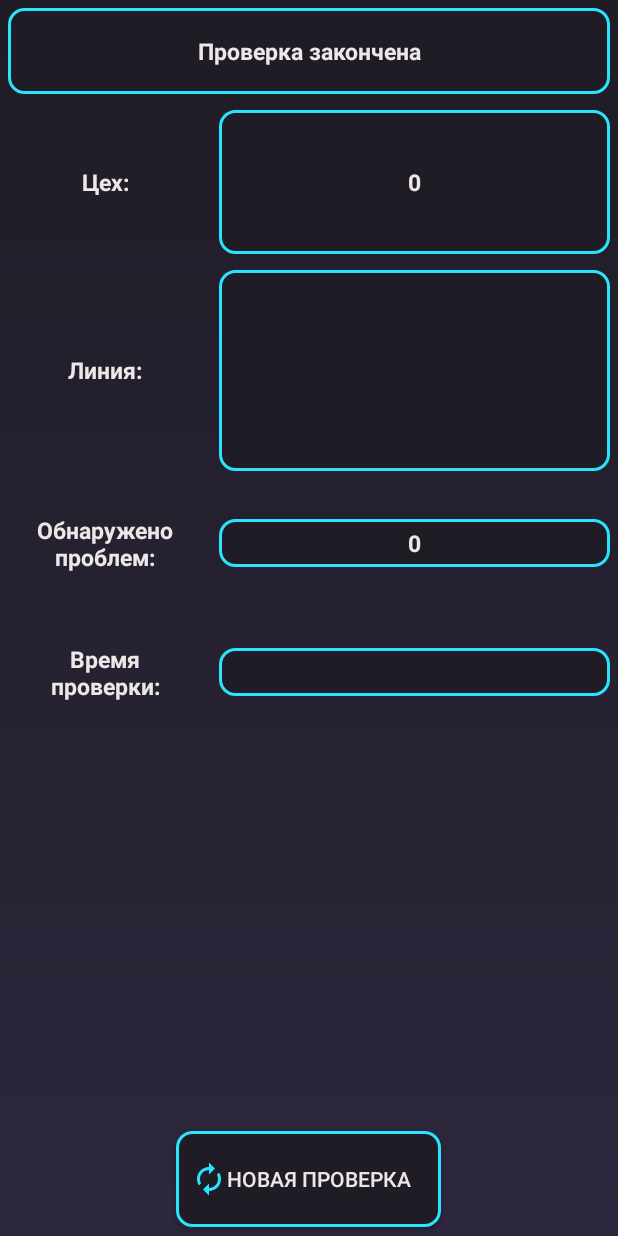
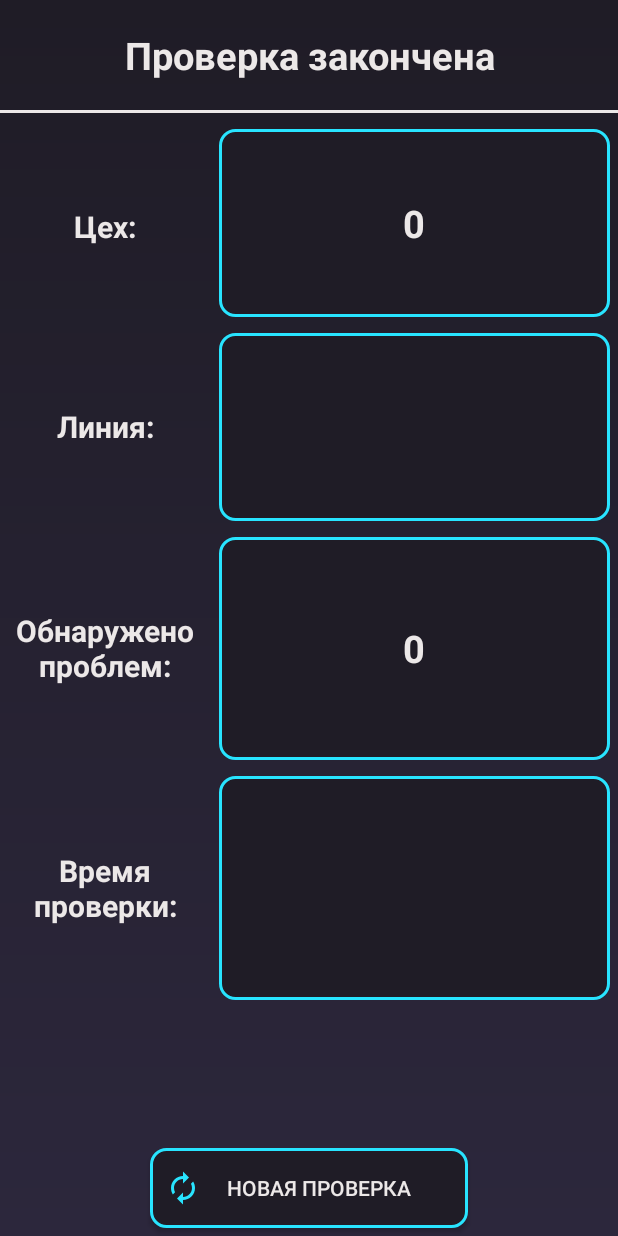
Before and after one commit to iamsardorbek/APS_Andon, an Android app: the QuestEndOfChecking screen opened directly, with no data from a screen before it, on a phone screen of 412 x 824 dp. Run offline under Robolectric (Android 15) with nearby library versions, the phone set to English and light mode, and no system bars; our stand-ins replace Firebase (no records; nobody signed in at launch, a user with empty details on screens opened directly); 5 statements that could not run were skipped.

Commit message:
- Revise end fixed

```diff
--- a/app/src/main/res/layout/quest_activity_end_of_checking.xml
+++ b/app/src/main/res/layout/quest_activity_end_of_checking.xml
@@ -24,14 +24,20 @@
             android:gravity="center"
             android:layout_margin="5dp"
             android:textStyle="bold"
-            android:textSize="15sp"
-            android:text="@string/endOfChecking"
-            android:background="@drawable/edit" />
+            android:textSize="25sp"
+            android:text="@string/endOfChecking" />
+
+        <View
+            android:layout_width="wrap_content"
+            android:layout_height="2dp"
+            android:layout_marginBottom="5dp"
+            android:background="@color/text"/>
+
 
         <LinearLayout
             android:layout_width="match_parent"
             android:layout_height="wrap_content"
-            android:layout_weight="0.5"
+            android:layout_weight="1"
             android:orientation="horizontal">
 
             <TextView
@@ -42,7 +48,7 @@
                 android:padding="5dp"
                 android:layout_margin="5dp"
                 android:textStyle="bold"
-                android:textSize="15sp"
+                android:textSize="20sp"
                 android:gravity="center"
                 android:text="@string/shop"
                 tools:ignore="NestedWeights" />
@@ -57,7 +63,7 @@
                 android:gravity="center"
                 android:layout_margin="5dp"
                 android:textStyle="bold"
-                android:textSize="15sp"
+                android:textSize="25sp"
                 android:background="@drawable/edit" />
 
         </LinearLayout>
@@ -65,7 +71,7 @@
         <LinearLayout
             android:layout_width="match_parent"
             android:layout_height="wrap_content"
-            android:layout_weight="0.8"
+            android:layout_weight="1"
             android:gravity="center"
             android:orientation="horizontal">
 
@@ -77,7 +83,7 @@
                 android:padding="5dp"
                 android:layout_margin="5dp"
                 android:textStyle="bold"
-                android:textSize="15sp"
+                android:textSize="20sp"
                 android:gravity="center"
                 android:text="@string/equipmentLine"
                 tools:ignore="NestedWeights" />
@@ -85,21 +91,22 @@
             <TextView
                 android:id="@+id/equipmentLine"
                 android:layout_width="0dp"
+                android:layout_height="match_parent"
+                android:layout_margin="5dp"
                 android:layout_weight="2"
-                android:layout_height="match_parent"
+                android:background="@drawable/edit"
+                android:gravity="center"
+                android:padding="5dp"
                 android:textColor="@color/text"
-                android:padding="5dp"
-                android:layout_margin="5dp"
-                android:background="@drawable/edit"
-                android:textStyle="bold"
-                android:textSize="15sp" />
+                android:textSize="15sp"
+                android:textStyle="bold" />
 
         </LinearLayout>
 
         <LinearLayout
             android:layout_width="match_parent"
             android:layout_height="wrap_content"
-            android:layout_weight="0.2"
+            android:layout_weight="1"
             android:gravity="center"
             android:orientation="horizontal">
 
@@ -111,7 +118,7 @@
                 android:padding="5dp"
                 android:layout_margin="5dp"
                 android:textStyle="bold"
-                android:textSize="15sp"
+                android:textSize="20sp"
                 android:gravity="center"
                 android:text="@string/numberOfProblems"
                 tools:ignore="NestedWeights" />
@@ -119,14 +126,14 @@
             <TextView
                 android:id="@+id/numberOfProblems"
                 android:layout_width="0dp"
-                android:layout_height="wrap_content"
+                android:layout_height="match_parent"
                 android:textColor="@color/text"
                 android:padding="5dp"
                 android:layout_weight="2"
                 android:gravity="center"
                 android:layout_margin="5dp"
                 android:textStyle="bold"
-                android:textSize="15sp"
+                android:textSize="25sp"
                 android:background="@drawable/edit" />
 
         </LinearLayout>
@@ -134,7 +141,7 @@
         <LinearLayout
             android:layout_width="match_parent"
             android:layout_height="wrap_content"
-            android:layout_weight="0.2"
+            android:layout_weight="1"
             android:gravity="center"
             android:orientation="horizontal">
 
@@ -146,7 +153,7 @@
                 android:padding="5dp"
                 android:layout_margin="5dp"
                 android:textStyle="bold"
-                android:textSize="15sp"
+                android:textSize="20sp"
                 android:gravity="center"
                 android:text="@string/checkingDuration"
                 tools:ignore="NestedWeights" />
@@ -155,13 +162,13 @@
                 android:id="@+id/checkingDuration"
                 android:layout_width="0dp"
                 android:layout_weight="2"
-                android:layout_height="wrap_content"
+                android:layout_height="match_parent"
                 android:textColor="@color/text"
                 android:padding="5dp"
                 android:gravity="center"
                 android:layout_margin="5dp"
                 android:textStyle="bold"
-                android:textSize="15sp"
+                android:textSize="25sp"
                 android:background="@drawable/edit" />
 
         </LinearLayout>
@@ -169,17 +176,17 @@
         <View
             android:layout_width="match_parent"
             android:layout_height="0dp"
-            android:layout_weight="2">
+            android:layout_weight="1">
 
         </View>
 
         <Button
             android:id="@+id/newChecking"
-            android:layout_width="wrap_content"
+            android:layout_width="match_parent"
             android:layout_height="0dp"
-            android:layout_margin="5sp"
-            android:layout_marginHorizontal="20dp"
-            android:layout_weight="0.5"
+            android:layout_marginVertical="5sp"
+            android:layout_marginHorizontal="100dp"
+            android:layout_weight="0.6"
             android:background="@drawable/edit"
             android:drawableStart="@drawable/new_revise"
             android:drawableLeft="@drawable/new_revise"
```
